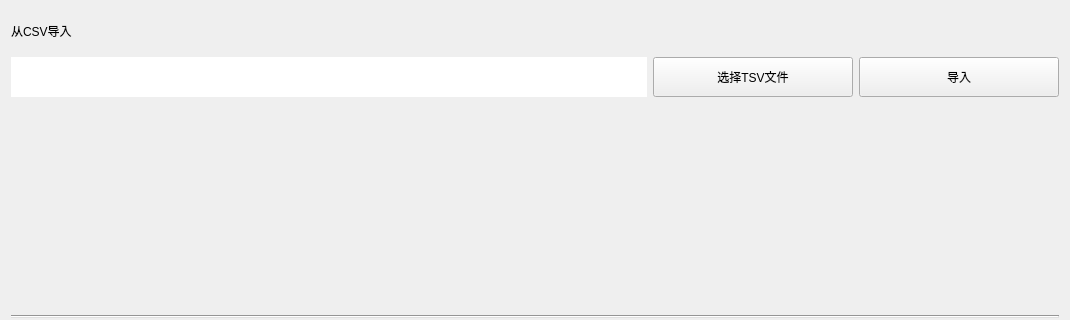
Before: the Qt Designer form src/EditBookForm.ui in zhiweij1/LibrarySystem, drawn with Qt 5; both pictures show x 0 to 1070 and y 0 to 320 of the 1070 by 820 pixel window.
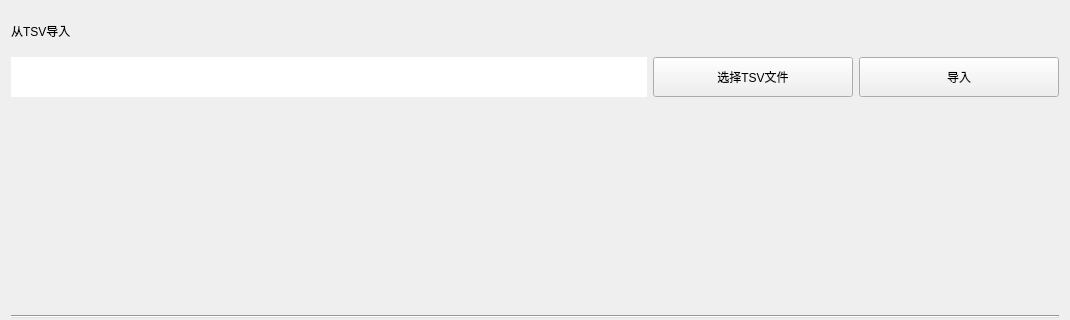
After: the same form once the commit is applied.

Diff of the .ui file:
```diff
--- a/src/EditBookForm.ui
+++ b/src/EditBookForm.ui
@@ -23,7 +23,7 @@
       </size>
      </property>
      <property name="text">
-      <string>从CSV导入</string>
+      <string>从TSV导入</string>
      </property>
     </widget>
    </item>
```
